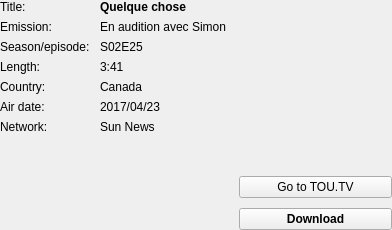
This is toutvqt/dat/ui/infos_episode_widget.ui in bvanheu/pytoutv as Qt 5 draws it before an edit. The edited form follows.
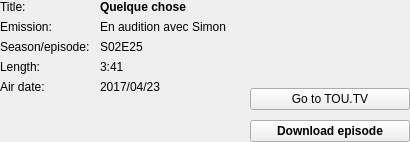
This is the edited form.

Commit message: Qt: add infos to infos widgets

Patch:
```diff
--- a/toutvqt/dat/ui/infos_episode_widget.ui
+++ b/toutvqt/dat/ui/infos_episode_widget.ui
@@ -6,8 +6,8 @@
    <rect>
     <x>0</x>
     <y>0</y>
-    <width>392</width>
-    <height>230</height>
+    <width>410</width>
+    <height>142</height>
    </rect>
   </property>
   <layout class="QHBoxLayout" name="horizontalLayout" stretch="3,2">
@@ -93,51 +93,44 @@
         </widget>
        </item>
        <item row="4" column="0">
-        <widget class="QLabel" name="country_label">
-         <property name="text">
-          <string>Country:</string>
-         </property>
-        </widget>
-       </item>
-       <item row="4" column="1">
-        <widget class="QLabel" name="country_value_label">
-         <property name="text">
-          <string>Canada</string>
-         </property>
-        </widget>
-       </item>
-       <item row="5" column="0">
         <widget class="QLabel" name="air_date_label">
          <property name="text">
           <string>Air date:</string>
          </property>
         </widget>
        </item>
-       <item row="5" column="1">
+       <item row="4" column="1">
         <widget class="QLabel" name="air_date_value_label">
          <property name="text">
           <string>2017/04/23</string>
          </property>
         </widget>
        </item>
-       <item row="6" column="0">
-        <widget class="QLabel" name="network_label">
-         <property name="text">
-          <string>Network:</string>
-         </property>
-        </widget>
-       </item>
-       <item row="6" column="1">
-        <widget class="QLabel" name="network_value_label">
-         <property name="text">
-          <string>Sun News</string>
-         </property>
-        </widget>
-       </item>
       </layout>
      </item>
      <item>
-      <widget class="QLabel" name="description_label_value">
+      <spacer name="verticalSpacer_3">
+       <property name="orientation">
+        <enum>Qt::Vertical</enum>
+       </property>
+       <property name="sizeType">
+        <enum>QSizePolicy::Fixed</enum>
+       </property>
+       <property name="sizeHint" stdset="0">
+        <size>
+         <width>20</width>
+         <height>6</height>
+        </size>
+       </property>
+      </spacer>
+     </item>
+     <item>
+      <widget class="QLabel" name="description_value_label">
+       <property name="font">
+        <font>
+         <pointsize>8</pointsize>
+        </font>
+       </property>
        <property name="text">
         <string/>
        </property>
@@ -160,7 +153,7 @@
        <property name="sizeHint" stdset="0">
         <size>
          <width>20</width>
-         <height>40</height>
+         <height>0</height>
         </size>
        </property>
       </spacer>
@@ -177,13 +170,19 @@
        <property name="sizeHint" stdset="0">
         <size>
          <width>20</width>
-         <height>40</height>
+         <height>0</height>
         </size>
        </property>
       </spacer>
      </item>
      <item>
       <widget class="QPushButton" name="goto_toutv_btn">
+       <property name="maximumSize">
+        <size>
+         <width>200</width>
+         <height>16777215</height>
+        </size>
+       </property>
        <property name="text">
         <string>Go to TOU.TV</string>
        </property>
@@ -191,6 +190,12 @@
      </item>
      <item>
       <widget class="QPushButton" name="dl_btn">
+       <property name="maximumSize">
+        <size>
+         <width>200</width>
+         <height>16777215</height>
+        </size>
+       </property>
        <property name="font">
         <font>
          <weight>75</weight>
@@ -198,7 +203,7 @@
         </font>
        </property>
        <property name="text">
-        <string>Download</string>
+        <string>Download episode</string>
        </property>
       </widget>
      </item>
```
Left out of the diff: 2 changed lines with no effect on the pictures. The commit also changes 5 other files.
